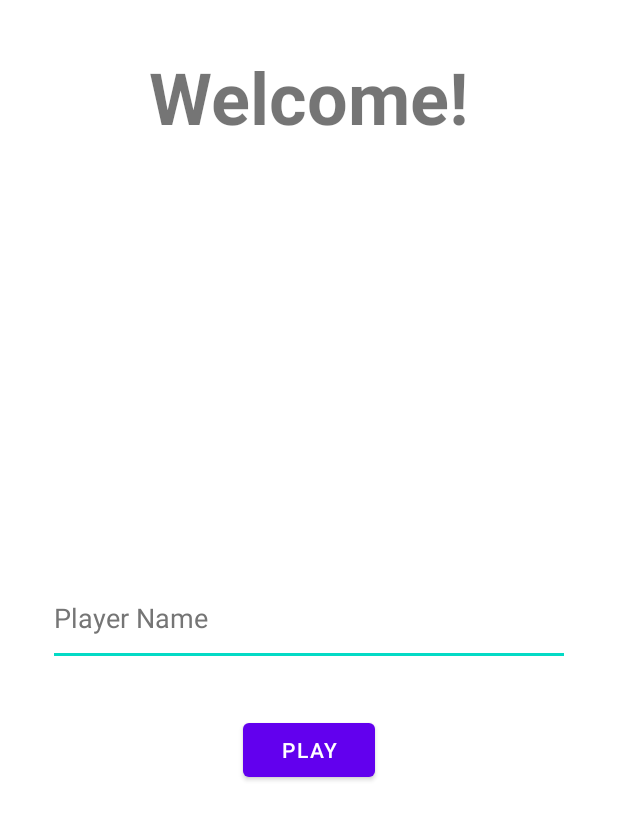
After one commit to shanrescheepers/android-wildlife-app, an Android app: the layout fragment_welcome.xml on its own in the app's theme, with its tools: preview values and no code run, on a phone screen of 412 x 824 dp. The commit adds this screen. Shown: the top 820 px of the screen. Run offline under Robolectric (Android 15) with nearby library versions, the phone set to English and light mode, and no system bars.

Commit message:
Start page done

```diff
--- a/WildlifeTrivia/app/build.gradle
+++ b/WildlifeTrivia/app/build.gradle
@@ -14,6 +14,10 @@ android {
         versionName "1.0"
 
         testInstrumentationRunner "androidx.test.runner.AndroidJUnitRunner"
+    }
+
+    buildFeatures {
+        viewBinding = true
     }
 
     buildTypes {
@@ -37,6 +41,8 @@ dependencies {
     implementation 'androidx.appcompat:appcompat:1.5.0'
     implementation 'com.google.android.material:material:1.6.1'
     implementation 'androidx.constraintlayout:constraintlayout:2.1.4'
+    implementation 'androidx.navigation:navigation-fragment-ktx:2.5.1'
+    implementation 'androidx.navigation:navigation-ui-ktx:2.5.1'
     testImplementation 'junit:junit:4.13.2'
     androidTestImplementation 'androidx.test.ext:junit:1.1.3'
     androidTestImplementation 'androidx.test.espresso:espresso-core:3.4.0'
--- /dev/null
+++ b/WildlifeTrivia/app/src/main/res/layout/fragment_welcome.xml
@@ -0,0 +1,53 @@
+<?xml version="1.0" encoding="utf-8"?>
+<FrameLayout xmlns:android="http://schemas.android.com/apk/res/android"
+    xmlns:app="http://schemas.android.com/apk/res-auto"
+    xmlns:tools="http://schemas.android.com/tools"
+    android:layout_width="match_parent"
+    android:layout_height="match_parent"
+    tools:context=".WelcomeFragment">
+
+    <androidx.constraintlayout.widget.ConstraintLayout
+        android:layout_width="match_parent"
+        android:layout_height="match_parent">
+
+        <TextView
+            android:id="@+id/welcomeText"
+            android:layout_width="wrap_content"
+            android:layout_height="wrap_content"
+            android:layout_marginTop="32dp"
+            android:text="@string/welcome"
+            android:textSize="48sp"
+            android:textStyle="bold"
+            app:layout_constraintEnd_toEndOf="parent"
+            app:layout_constraintStart_toStartOf="parent"
+            app:layout_constraintTop_toTopOf="parent" />
+
+        <Button
+            android:id="@+id/playButton"
+            android:layout_width="wrap_content"
+            android:layout_height="wrap_content"
+            android:layout_marginTop="32dp"
+            android:text="@string/play_game"
+            app:layout_constraintEnd_toEndOf="parent"
+            app:layout_constraintStart_toStartOf="parent"
+            app:layout_constraintTop_toBottomOf="@+id/playerName" />
+
+        <EditText
+            android:id="@+id/playerName"
+            android:layout_width="match_parent"
+            android:layout_height="64dp"
+            android:layout_marginStart="32dp"
+            android:layout_marginEnd="32dp"
+            android:autofillHints="name"
+            android:ems="10"
+            android:hint="@string/player_name"
+            android:inputType="textPersonName"
+            android:textColorHint="#757575"
+            app:layout_constraintBottom_toBottomOf="parent"
+            app:layout_constraintEnd_toEndOf="parent"
+            app:layout_constraintHorizontal_bias="0.497"
+            app:layout_constraintStart_toStartOf="parent"
+            app:layout_constraintTop_toTopOf="parent" />
+
+    </androidx.constraintlayout.widget.ConstraintLayout>
+</FrameLayout>
--- a/WildlifeTrivia/app/src/main/res/values/strings.xml
+++ b/WildlifeTrivia/app/src/main/res/values/strings.xml
@@ -1,3 +1,8 @@
 <resources>
     <string name="app_name">Wildlife Trivia</string>
+    <!-- TODO: Remove or change this placeholder text -->
+    <string name="hello_blank_fragment">Hello blank fragment</string>
+    <string name="welcome">Welcome!</string>
+    <string name="play_game">Play</string>
+    <string name="player_name">Player Name</string>
 </resources>
--- a/WildlifeTrivia/app/src/main/res/values/themes.xml
+++ b/WildlifeTrivia/app/src/main/res/values/themes.xml
@@ -1,6 +1,6 @@
 <resources xmlns:tools="http://schemas.android.com/tools">
     <!-- Base application theme. -->
-    <style name="Theme.WildlifeTrivia" parent="Theme.MaterialComponents.DayNight.DarkActionBar">
+    <style name="Theme.WildlifeTrivia" parent="Theme.MaterialComponents.DayNight.NoActionBar">
         <!-- Primary brand color. -->
         <item name="colorPrimary">@color/purple_500</item>
         <item name="colorPrimaryVariant">@color/purple_700</item>
```
Also changed, not shown: WildlifeTrivia/app/src/main/java/com/dv202/wildlifetrivia/CategoriesFragment.kt (added, +17 -0 lines), WildlifeTrivia/app/src/main/java/com/dv202/wildlifetrivia/WelcomeFragment.kt (added, +41 -0 lines), WildlifeTrivia/app/src/main/res/layout/activity_main.xml (+10 -7 lines), WildlifeTrivia/app/src/main/res/layout/fragment_categories.xml (added, +14 -0 lines), WildlifeTrivia/app/src/main/res/navigation/nav_graph.xml (added, +22 -0 lines).
